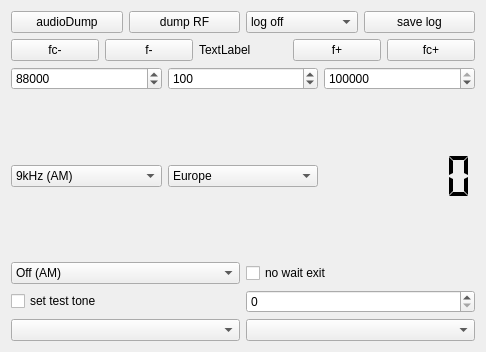
JvanKatwijk/sdr-j-fm, file forms/configwidget.ui: the form before one commit.
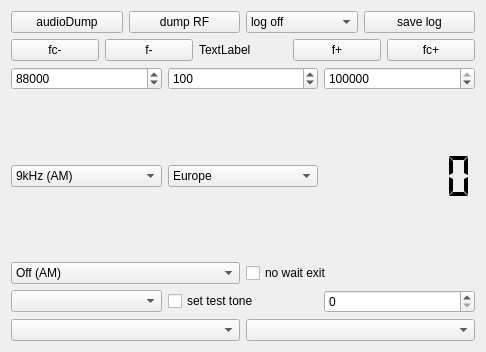
The form after the commit.

Commit message: restructured rds decoders

```diff
--- a/forms/configwidget.ui
+++ b/forms/configwidget.ui
@@ -299,6 +299,9 @@
    </item>
    <item>
     <layout class="QHBoxLayout" name="horizontalLayout_6">
+     <item>
+      <widget class="QComboBox" name="fmDecoderSelector"/>
+     </item>
      <item>
       <widget class="QCheckBox" name="cbTestTone">
        <property name="toolTip">
```
The commit also changes 15 other files.
